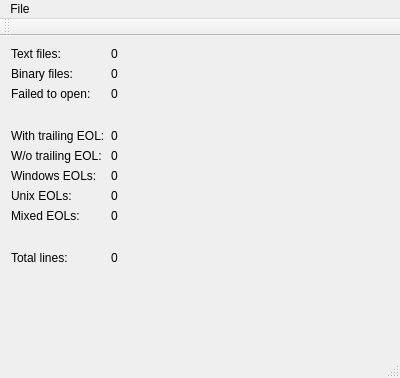
Samarkin/CodeAnalyzer, file CodeAnalyzer/MainWindow.ui: the form before one commit.
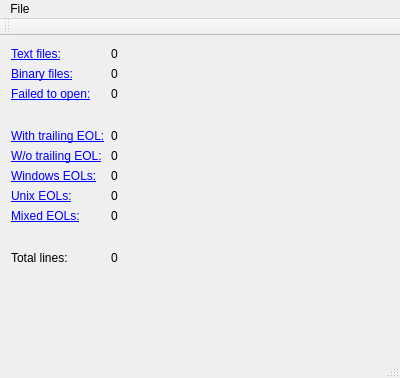
The form after the commit.

Commit message: Add links to the file list window

The edit to the form file:
```diff
--- a/CodeAnalyzer/MainWindow.ui
+++ b/CodeAnalyzer/MainWindow.ui
@@ -27,7 +27,7 @@
     <item row="0" column="0">
      <widget class="QLabel" name="label">
       <property name="text">
-       <string>Text files:</string>
+       <string>&lt;a href=&quot;textFiles&quot;&gt;Text files:&lt;/a&gt;</string>
       </property>
      </widget>
     </item>
@@ -41,7 +41,7 @@
     <item row="1" column="0">
      <widget class="QLabel" name="label_2">
       <property name="text">
-       <string>Binary files:</string>
+       <string>&lt;a href=&quot;binaryFiles&quot;&gt;Binary files:&lt;/a&gt;</string>
       </property>
      </widget>
     </item>
@@ -55,7 +55,7 @@
     <item row="2" column="0">
      <widget class="QLabel" name="label_3">
       <property name="text">
-       <string>Failed to open:</string>
+       <string>&lt;a href=&quot;inaccessibleFiles&quot;&gt;Failed to open:&lt;/a&gt;</string>
       </property>
      </widget>
     </item>
@@ -92,7 +92,7 @@
     <item row="5" column="0">
      <widget class="QLabel" name="label_6">
       <property name="text">
-       <string>W/o trailing EOL:</string>
+       <string>&lt;a href=&quot;filesWithNoEol&quot;&gt;W/o trailing EOL:&lt;/a&gt;</string>
       </property>
      </widget>
     </item>
@@ -106,7 +106,7 @@
     <item row="6" column="0">
      <widget class="QLabel" name="label_7">
       <property name="text">
-       <string>Windows EOLs:</string>
+       <string>&lt;a href=&quot;filesWithWindowsNewlines&quot;&gt;Windows EOLs:&lt;/a&gt;</string>
       </property>
      </widget>
     </item>
@@ -120,7 +120,7 @@
     <item row="7" column="0">
      <widget class="QLabel" name="label_8">
       <property name="text">
-       <string>Unix EOLs:</string>
+       <string>&lt;a href=&quot;filesWithUnixNewlines&quot;&gt;Unix EOLs:&lt;/a&gt;</string>
       </property>
      </widget>
     </item>
@@ -134,7 +134,7 @@
     <item row="8" column="0">
      <widget class="QLabel" name="label_9">
       <property name="text">
-       <string>Mixed EOLs:</string>
+       <string>&lt;a href=&quot;filesWithMixedNewlines&quot;&gt;Mixed EOLs:&lt;/a&gt;</string>
       </property>
      </widget>
     </item>
@@ -178,7 +178,7 @@
     <item row="4" column="0">
      <widget class="QLabel" name="label_5">
       <property name="text">
-       <string>With trailing EOL:</string>
+       <string>&lt;a href=&quot;filesWithEol&quot;&gt;With trailing EOL:&lt;/a&gt;</string>
       </property>
      </widget>
     </item>
```
The commit also changes 6 other files.
